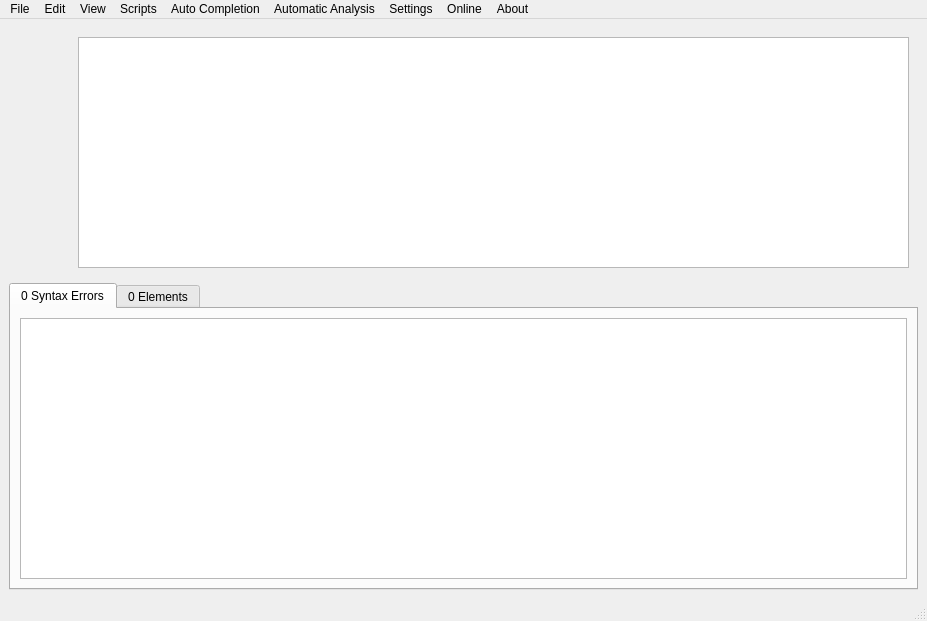
Qt form src/app/mainwindow.ui (tdauth/vjasside) before a commit.
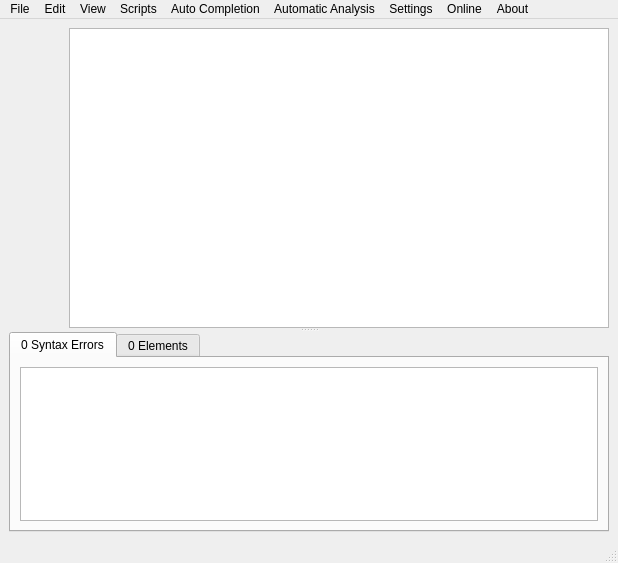
The same form after that commit. Custom widgets are drawn as their Qt base class.

Commit message: Add QSplitter between tab widget and text edit, set minimum size for text edit

What changed in the file:
```diff
--- a/src/app/mainwindow.ui
+++ b/src/app/mainwindow.ui
@@ -6,16 +6,20 @@
    <rect>
     <x>0</x>
     <y>0</y>
-    <width>927</width>
-    <height>621</height>
+    <width>612</width>
+    <height>554</height>
    </rect>
   </property>
   <property name="windowTitle">
    <string>Baradé's vJass IDE</string>
   </property>
   <widget class="QWidget" name="centralwidget">
-   <layout class="QVBoxLayout" name="verticalLayout_2">
+   <layout class="QHBoxLayout" name="horizontalLayout_3">
     <item>
+     <widget class="QSplitter" name="splitter">
+      <property name="orientation">
+       <enum>Qt::Vertical</enum>
+      </property>
      <widget class="QWidget" name="widget" native="true">
       <property name="sizePolicy">
        <sizepolicy hsizetype="Expanding" vsizetype="Expanding">
@@ -23,7 +27,13 @@
         <verstretch>0</verstretch>
        </sizepolicy>
       </property>
-      <layout class="QVBoxLayout" name="verticalLayout">
+       <property name="minimumSize">
+        <size>
+         <width>600</width>
+         <height>300</height>
+        </size>
+       </property>
+       <layout class="QVBoxLayout" name="verticalLayout_2">
        <item>
         <layout class="QHBoxLayout" name="horizontalLayout">
          <property name="spacing">
@@ -32,7 +42,7 @@
          <item>
           <widget class="LineNumbers" name="lineNumbersWidget" native="true">
            <property name="sizePolicy">
-            <sizepolicy hsizetype="Preferred" vsizetype="Expanding">
+             <sizepolicy hsizetype="Minimum" vsizetype="Expanding">
              <horstretch>0</horstretch>
              <verstretch>0</verstretch>
             </sizepolicy>
@@ -52,8 +62,6 @@
        </item>
       </layout>
      </widget>
-    </item>
-    <item>
      <widget class="QTabWidget" name="tabWidget">
       <property name="sizePolicy">
        <sizepolicy hsizetype="Expanding" vsizetype="Minimum">
@@ -64,7 +72,7 @@
       <property name="minimumSize">
        <size>
         <width>0</width>
-        <height>100</height>
+         <height>200</height>
        </size>
       </property>
       <property name="currentIndex">
@@ -74,8 +82,8 @@
        <attribute name="title">
         <string>0 Syntax Errors</string>
        </attribute>
-       <layout class="QGridLayout" name="gridLayout">
-        <item row="0" column="0">
+        <layout class="QVBoxLayout" name="verticalLayout">
+         <item>
          <widget class="QListWidget" name="outputListWidget"/>
         </item>
        </layout>
@@ -179,6 +187,7 @@
        </layout>
       </widget>
      </widget>
+     </widget>
     </item>
    </layout>
   </widget>
@@ -187,7 +196,7 @@
     <rect>
      <x>0</x>
      <y>0</y>
-     <width>927</width>
+     <width>612</width>
      <height>17</height>
     </rect>
    </property>
```
Lines whose indentation alone changed are shown as unchanged.
